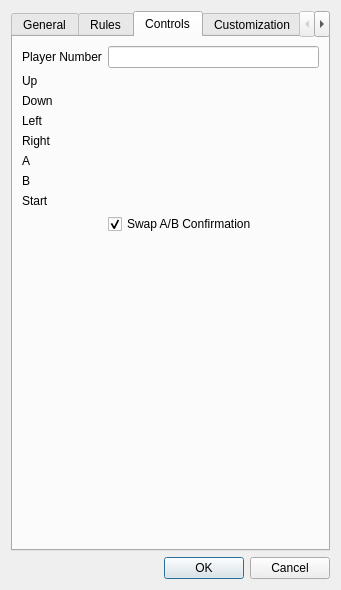
Before: the Qt Designer form Client/settingsdialog.ui in urzmjj/puyovs, drawn with Qt 5.
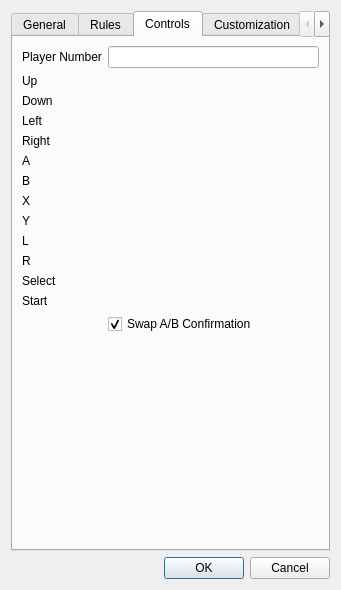
After: the same form once the commit is applied. The open tabs and pages were chosen to show the change. Icons and pictures are not drawn. Custom widgets are drawn as their Qt base class.

```diff
--- a/Client/settingsdialog.ui
+++ b/Client/settingsdialog.ui
@@ -685,6 +685,34 @@
          </property>
         </widget>
        </item>
+       <item row="7" column="0">
+        <widget class="QLabel" name="XLabel">
+         <property name="text">
+          <string comment="X">X</string>
+         </property>
+        </widget>
+       </item>
+       <item row="8" column="0">
+        <widget class="QLabel" name="YLabel">
+         <property name="text">
+          <string comment="Y">Y</string>
+         </property>
+        </widget>
+       </item>
+       <item row="9" column="0">
+        <widget class="QLabel" name="XLabel">
+         <property name="text">
+          <string comment="L">L</string>
+         </property>
+        </widget>
+       </item>
+       <item row="10" column="0">
+        <widget class="QLabel" name="YLabel">
+         <property name="text">
+          <string comment="R">R</string>
+         </property>
+        </widget>
+       </item>
        <item row="1" column="1">
         <widget class="InputWidget" name="UpInput" native="true"/>
        </item>
@@ -700,7 +728,14 @@
        <item row="5" column="1">
         <widget class="InputWidget" name="AInput" native="true"/>
        </item>
-       <item row="7" column="0">
+       <item row="11" column="0">
+        <widget class="QLabel" name="StartLabel">
+         <property name="text">
+          <string>Select</string>
+         </property>
+        </widget>
+       </item>
+       <item row="12" column="0">
         <widget class="QLabel" name="StartLabel">
          <property name="text">
           <string>Start</string>
@@ -711,9 +746,24 @@
         <widget class="InputWidget" name="BInput" native="true"/>
        </item>
        <item row="7" column="1">
+        <widget class="InputWidget" name="XInput" native="true"/>
+       </item>
+       <item row="8" column="1">
+        <widget class="InputWidget" name="YInput" native="true"/>
+       </item>
+       <item row="9" column="1">
+        <widget class="InputWidget" name="LInput" native="true"/>
+       </item>
+       <item row="10" column="1">
+        <widget class="InputWidget" name="RInput" native="true"/>
+       </item>
+       <item row="11" column="1">
+        <widget class="InputWidget" name="SelectInput" native="true"/>
+       </item>
+       <item row="12" column="1">
         <widget class="InputWidget" name="StartInput" native="true"/>
        </item>
-       <item row="8" column="0">
+       <item row="13" column="0">
         <spacer name="SwapABConfirmSpacer">
          <property name="orientation">
           <enum>Qt::Horizontal</enum>
@@ -726,7 +776,7 @@
          </property>
         </spacer>
        </item>
-       <item row="8" column="1">
+       <item row="13" column="1">
         <widget class="QCheckBox" name="SwapABConfirmCheckBox">
          <property name="text">
           <string>Swap A/B Confirmation</string>
```
Left out of the diff: 6 changed lines with no effect on the pictures.
